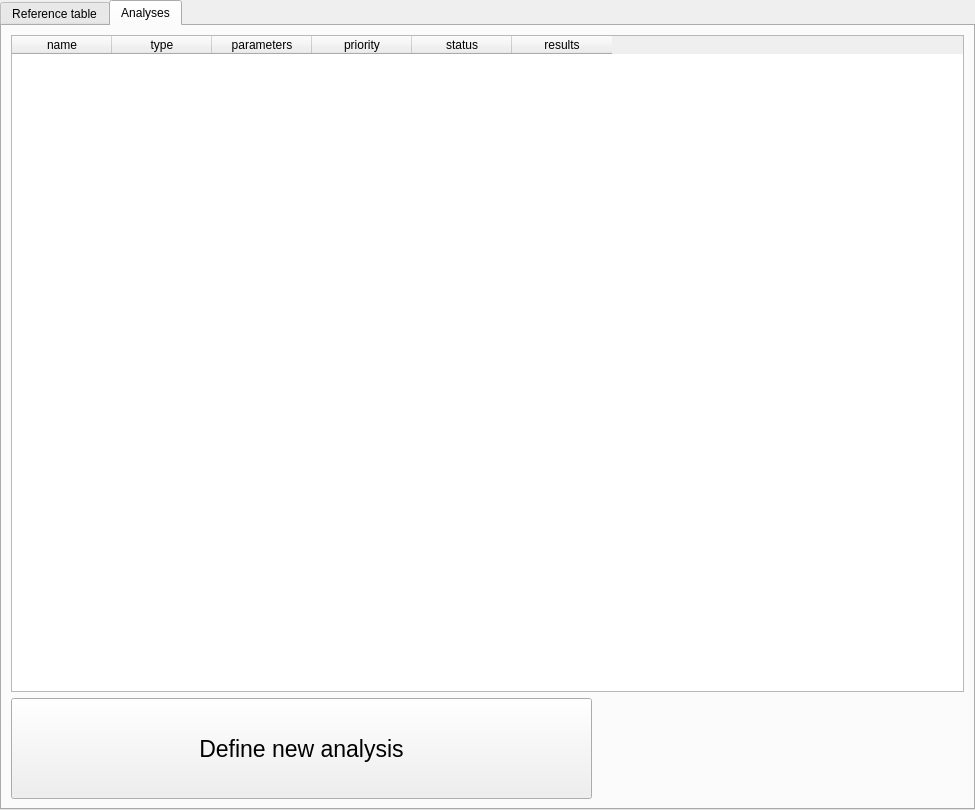
Above: python_interface/uis/Project.ui from cbgp/diyabc before the change. Below: the same form after it.
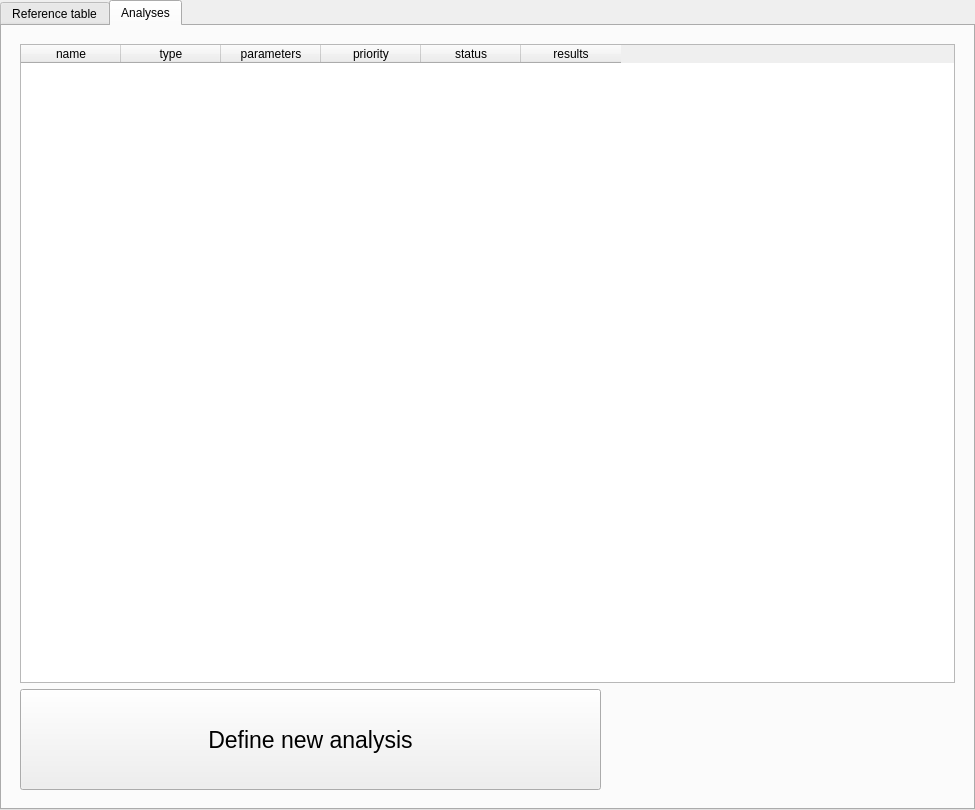
That is the form after the change. The open tabs and pages were chosen to show the change.

Commit message: tout passé en stack...dur

The edit to the form file:
```diff
--- a/python_interface/uis/Project.ui
+++ b/python_interface/uis/Project.ui
@@ -865,8 +865,12 @@
    <attribute name="title">
     <string>Analyses</string>
    </attribute>
-   <layout class="QGridLayout" name="gridLayout_2">
-    <item row="0" column="0">
+   <layout class="QVBoxLayout" name="verticalLayout_7">
+    <item>
+     <widget class="QStackedWidget" name="analysisStack">
+      <widget class="QWidget" name="page_2">
+       <layout class="QVBoxLayout" name="verticalLayout_6">
+        <item>
      <layout class="QVBoxLayout" name="verticalLayout_2">
       <property name="leftMargin">
        <number>0</number>
@@ -942,6 +946,11 @@
        </widget>
       </item>
      </layout>
+        </item>
+       </layout>
+      </widget>
+      <widget class="QWidget" name="page_3"/>
+     </widget>
     </item>
    </layout>
   </widget>
```
Left out of the diff: 2 changed lines with no effect on the pictures. Lines whose indentation alone changed are shown as unchanged. The commit also changes 21 other files.
